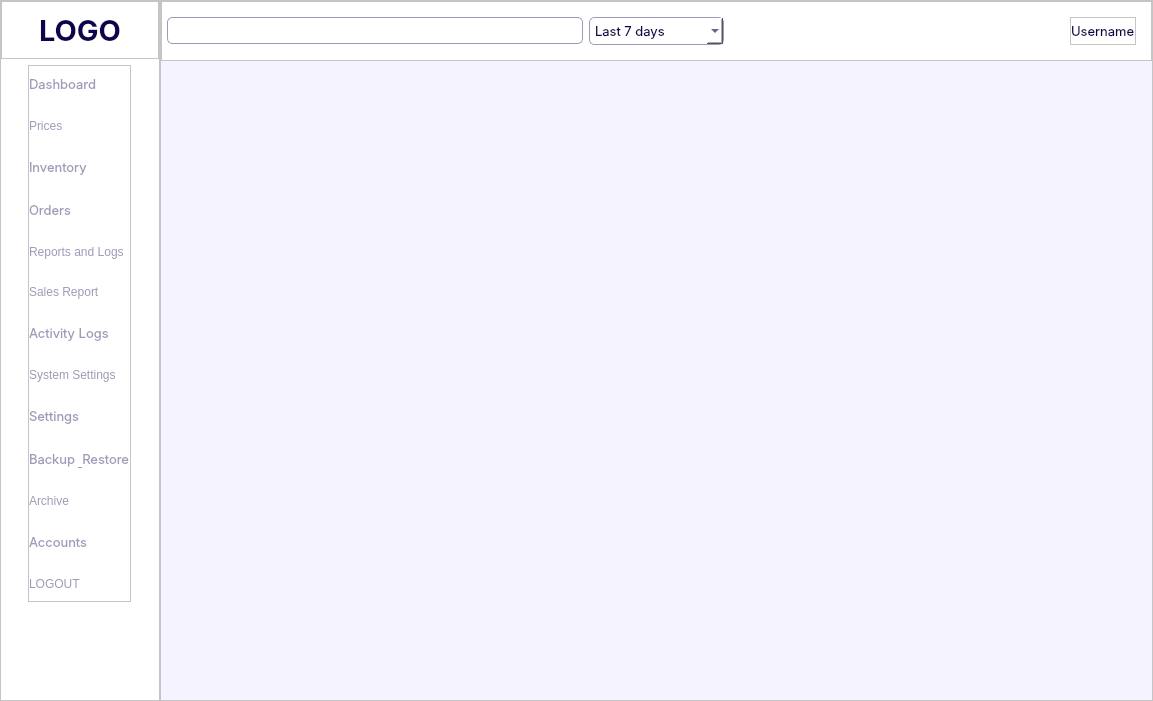
First picture: the form in app/src/ui/main_window.ui, repository Kazu0210/Inventory-System, before the edit.
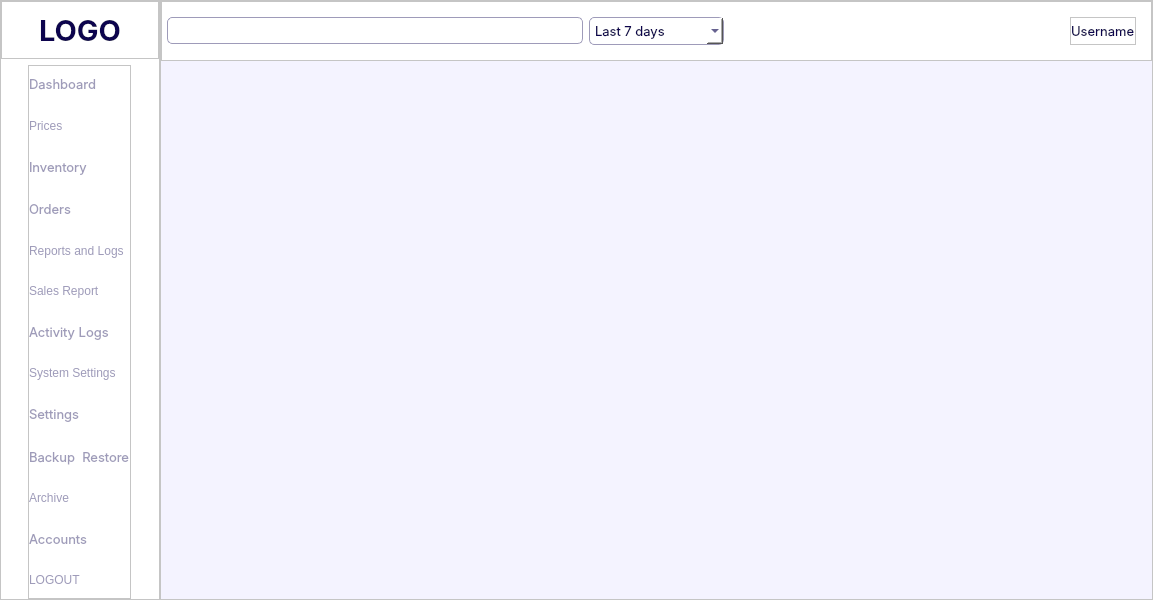
Second picture: the form after the edit. Icons and pictures are not drawn.

Patch:
```diff
--- a/app/src/ui/main_window.ui
+++ b/app/src/ui/main_window.ui
@@ -7,7 +7,7 @@
     <x>0</x>
     <y>0</y>
     <width>1153</width>
-    <height>701</height>
+    <height>600</height>
    </rect>
   </property>
   <property name="minimumSize">
```
